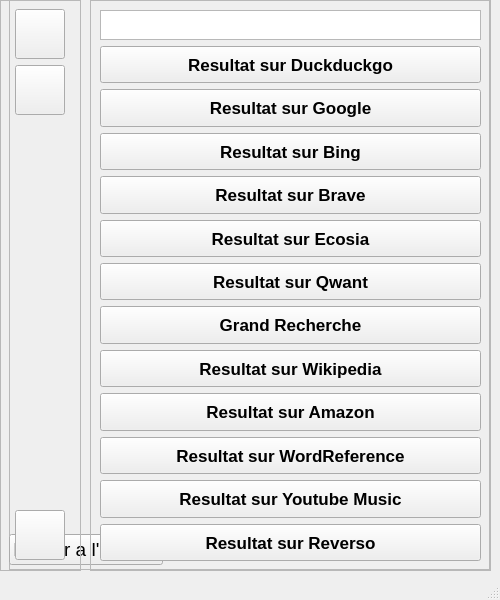
The window that cuirecherche.ui (Arrera-Software/Arrera-Recherche) describes before a commit, drawn with Qt 5.
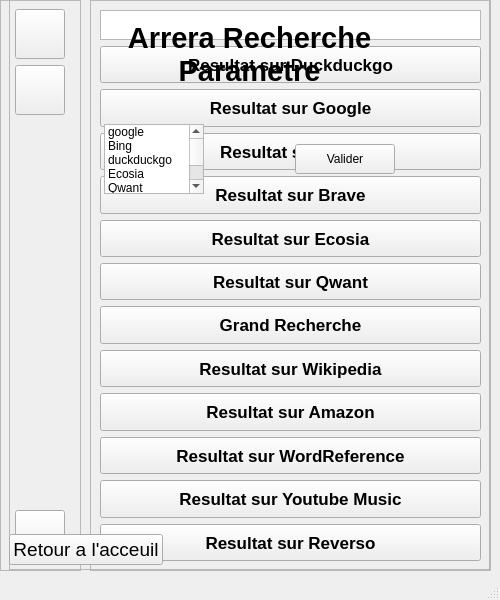
The same window after the commit. Icons and pictures are not drawn.

Commit message: Ajout du list widget est recuperaration de sa valeur selectionner

Diff of the .ui file:
```diff
--- a/cuirecherche.ui
+++ b/cuirecherche.ui
@@ -445,7 +445,7 @@
        <height>41</height>
       </rect>
      </property>
-     <layout class="QHBoxLayout" name="horizontalLayout">
+     <layout class="QHBoxLayout" name="HBOTTOMPARA">
       <item>
        <widget class="QPushButton" name="IDC_RETOURMAIN">
         <property name="font">
@@ -473,10 +473,161 @@
       </item>
      </layout>
     </widget>
+    <widget class="QWidget" name="horizontalLayoutWidget_2">
+     <property name="geometry">
+      <rect>
+       <x>10</x>
+       <y>120</y>
+       <width>461</width>
+       <height>80</height>
+      </rect>
+     </property>
+     <layout class="QHBoxLayout" name="horizontalLayout">
+      <item>
+       <spacer name="horizontalSpacer_2">
+        <property name="orientation">
+         <enum>Qt::Horizontal</enum>
+        </property>
+        <property name="sizeHint" stdset="0">
+         <size>
+          <width>40</width>
+          <height>20</height>
+         </size>
+        </property>
+       </spacer>
+      </item>
+      <item>
+       <widget class="QListWidget" name="IDC_LISTMOTEUR">
+        <property name="maximumSize">
+         <size>
+          <width>100</width>
+          <height>70</height>
+         </size>
+        </property>
+        <property name="tabKeyNavigation">
+         <bool>false</bool>
+        </property>
+        <property name="isWrapping" stdset="0">
+         <bool>false</bool>
+        </property>
+        <property name="uniformItemSizes">
+         <bool>false</bool>
+        </property>
+        <property name="wordWrap">
+         <bool>false</bool>
+        </property>
+        <property name="selectionRectVisible">
+         <bool>false</bool>
+        </property>
+        <property name="sortingEnabled">
+         <bool>false</bool>
+        </property>
+        <item>
+         <property name="text">
+          <string>google</string>
+         </property>
+        </item>
+        <item>
+         <property name="text">
+          <string>Bing</string>
+         </property>
+        </item>
+        <item>
+         <property name="text">
+          <string>duckduckgo</string>
+         </property>
+        </item>
+        <item>
+         <property name="text">
+          <string>Ecosia</string>
+         </property>
+        </item>
+        <item>
+         <property name="text">
+          <string>Qwant</string>
+         </property>
+        </item>
+        <item>
+         <property name="text">
+          <string>Brave</string>
+         </property>
+        </item>
+       </widget>
+      </item>
+      <item>
+       <spacer name="horizontalSpacer_4">
+        <property name="orientation">
+         <enum>Qt::Horizontal</enum>
+        </property>
+        <property name="sizeHint" stdset="0">
+         <size>
+          <width>40</width>
+          <height>20</height>
+         </size>
+        </property>
+       </spacer>
+      </item>
+      <item>
+       <widget class="QPushButton" name="IDC_VALIDERMOTEUR">
+        <property name="minimumSize">
+         <size>
+          <width>100</width>
+          <height>30</height>
+         </size>
+        </property>
+        <property name="maximumSize">
+         <size>
+          <width>100</width>
+          <height>16777215</height>
+         </size>
+        </property>
+        <property name="text">
+         <string>Valider</string>
+        </property>
+       </widget>
+      </item>
+      <item>
+       <spacer name="horizontalSpacer_3">
+        <property name="orientation">
+         <enum>Qt::Horizontal</enum>
+        </property>
+        <property name="sizeHint" stdset="0">
+         <size>
+          <width>40</width>
+          <height>20</height>
+         </size>
+        </property>
+       </spacer>
+      </item>
+     </layout>
+    </widget>
+    <widget class="QLabel" name="IDC_TITREPARA">
+     <property name="geometry">
+      <rect>
+       <x>0</x>
+       <y>20</y>
+       <width>481</width>
+       <height>71</height>
+      </rect>
+     </property>
+     <property name="font">
+      <font>
+       <pointsize>22</pointsize>
+       <bold>true</bold>
+      </font>
+     </property>
+     <property name="text">
+      <string>Arrera Recherche
+Parametre</string>
+     </property>
+     <property name="alignment">
+      <set>Qt::AlignCenter</set>
+     </property>
+     <property name="wordWrap">
+      <bool>false</bool>
+     </property>
+    </widget>
    </widget>
-   <zorder>FPARAMETRE</zorder>
-   <zorder>FBTN</zorder>
-   <zorder>FRECHERCHE</zorder>
   </widget>
   <widget class="QStatusBar" name="statusbar"/>
  </widget>
```
The commit also changes 2 other files.
